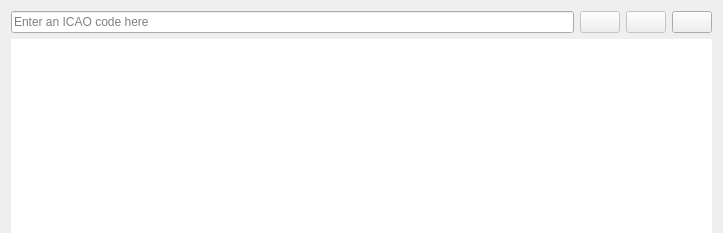
Above: source/ui/windows/metarswindow.ui from Vatsinator/vatsinator-legacy before the change. Below: the same form after it.
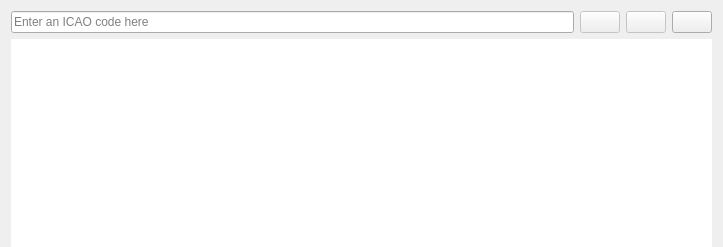
That is the form after the change. Icons and pictures are not drawn. Custom widgets are drawn as their Qt base class.

Patch:
```diff
--- a/source/ui/windows/metarswindow.ui
+++ b/source/ui/windows/metarswindow.ui
@@ -7,7 +7,7 @@
     <x>0</x>
     <y>0</y>
     <width>723</width>
-    <height>233</height>
+    <height>247</height>
    </rect>
   </property>
   <property name="sizePolicy">
```
Left out of the diff: 6 changed lines with no effect on the pictures.
